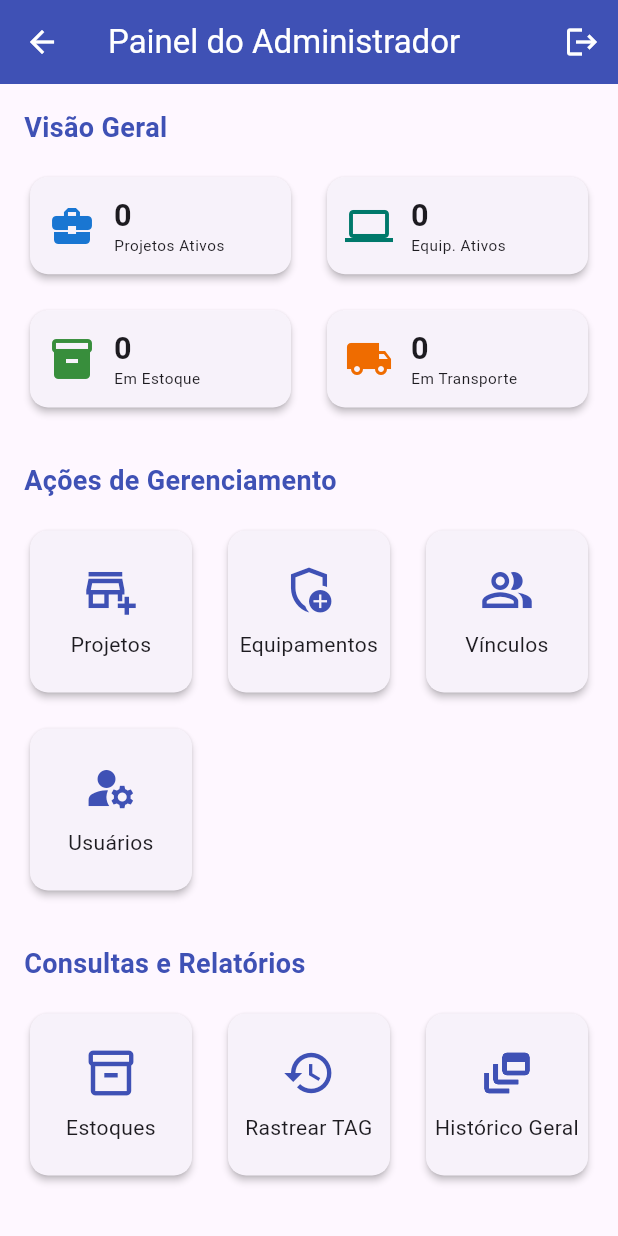
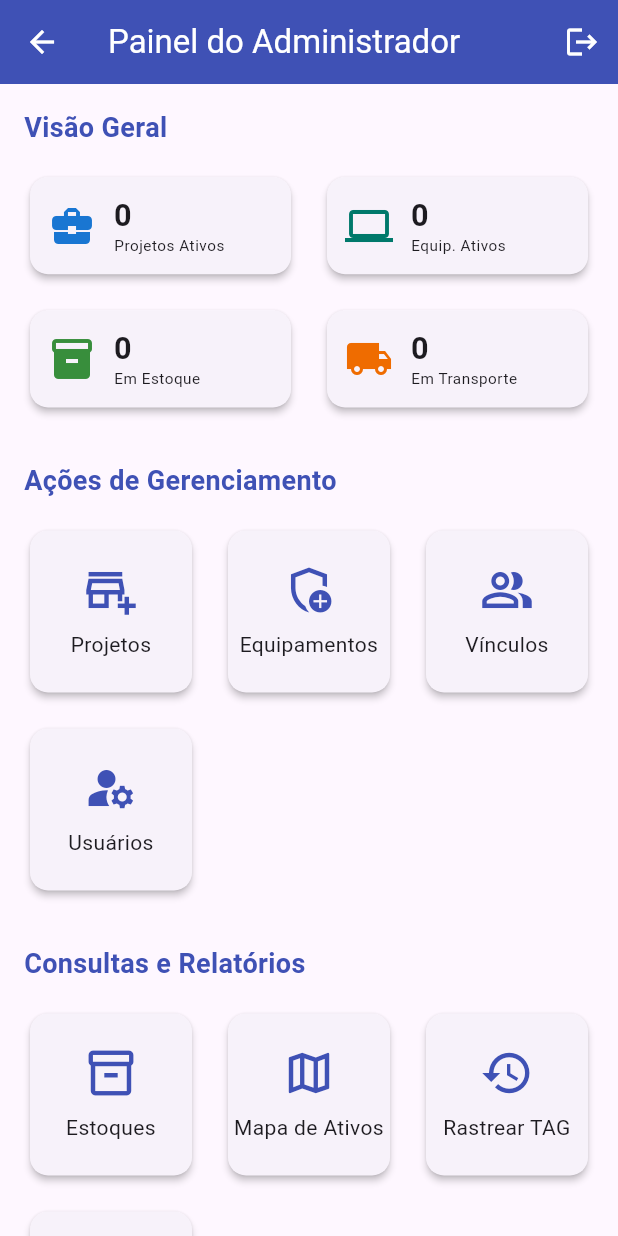
Before and after one commit to PHMA-PEDRO/QrTec, a Flutter app: the TelaAdminDashboard screen opened directly, on a phone screen of 412 x 824 dp. Run offline on Flutter 3.47's test engine with Material 3 defaults, Android fonts, the phone set to English and light mode, and no system bars; our stand-ins replace cloud_firestore, firebase_auth, firebase_core, firebase_storage, geocoding, geolocator and 8 more; missing offline and left inert: firebase_app_check, mobile_scanner; accounts and stored records are empty.

Commit message:
mapa de ativos

```diff
--- a/lib/telas/tela_admin_dashboard.dart
+++ b/lib/telas/tela_admin_dashboard.dart
@@ -10,6 +10,7 @@ import 'package:qrtec_final/telas/tela_gerenciar_vinculos.dart';
 import 'package:qrtec_final/telas/tela_historico_geral.dart';
 import 'package:qrtec_final/telas/tela_lista_projetos_admin.dart';
 import 'package:qrtec_final/telas/tela_login.dart';
+import 'package:qrtec_final/telas/tela_mapa_ativos.dart';
 
 class TelaAdminDashboard extends StatelessWidget {
   const TelaAdminDashboard({super.key});
@@ -39,49 +40,224 @@ class TelaAdminDashboard extends StatelessWidget {
     }
   }
 
-  void _navegarParaHistoricoFiltrado(BuildContext context, FiltroHistorico filtro) {
-    Navigator.push(context, MaterialPageRoute(builder: (context) => TelaHistoricoGeral(filtroInicial: filtro)));
+  void _navegarParaHistoricoFiltrado(
+    BuildContext context,
+    FiltroHistorico filtro,
+  ) {
+    Navigator.push(
+      context,
+      MaterialPageRoute(
+        builder: (context) => TelaHistoricoGeral(filtroInicial: filtro),
+      ),
+    );
   }
 
   @override
   Widget build(BuildContext context) {
     final firestore = FirebaseFirestore.instance;
     return Scaffold(
-      appBar: AppBar(title: const Text('Painel do Administrador'), backgroundColor: Colors.indigo, foregroundColor: Colors.white, actions: [IconButton(icon: const Icon(Icons.logout), tooltip: 'Sair', onPressed: () => _fazerLogout(context))]),
+      appBar: AppBar(
+        title: const Text('Painel do Administrador'),
+        backgroundColor: Colors.indigo,
+        foregroundColor: Colors.white,
+        actions: [
+          IconButton(
+            icon: const Icon(Icons.logout),
+            tooltip: 'Sair',
+            onPressed: () => _fazerLogout(context),
+          ),
+        ],
+      ),
       body: ListView(
         padding: const EdgeInsets.all(16.0),
         children: [
-          const Text('Visão Geral', style: TextStyle(fontSize: 18, fontWeight: FontWeight.bold, color: Colors.indigo)),
+          const Text(
+            'Visão Geral',
+            style: TextStyle(
+              fontSize: 18,
+              fontWeight: FontWeight.bold,
+              color: Colors.indigo,
+            ),
+          ),
           const SizedBox(height: 16),
           GridView.count(
-              crossAxisCount: 2, shrinkWrap: true, physics: const NeverScrollableScrollPhysics(), crossAxisSpacing: 16, mainAxisSpacing: 16, childAspectRatio: 2.5,
+            crossAxisCount: 2,
+            shrinkWrap: true,
+            physics: const NeverScrollableScrollPhysics(),
+            crossAxisSpacing: 16,
+            mainAxisSpacing: 16,
+            childAspectRatio: 2.5,
             children: [
-                DashboardStatCard(stream: firestore.collection('projetos').where('status', isEqualTo: 'ativo').snapshots(), icon: Icons.business_center, label: 'Projetos Ativos', color: Colors.blue.shade700),
-                DashboardStatCard(stream: firestore.collection('equipamentos').where('status_operacional', isEqualTo: 'Ativo').snapshots(), icon: Icons.computer, label: 'Equip. Ativos', color: Colors.teal.shade700),
-                InkWell(onTap: () => _navegarParaHistoricoFiltrado(context, FiltroHistorico.entradas), child: DashboardStatCard(stream: firestore.collection('estoque_atual').where('status', isEqualTo: 'Em Estoque').snapshots(), icon: Icons.inventory_2, label: 'Em Estoque', color: Colors.green.shade700)),
-                InkWell(onTap: () => _navegarParaHistoricoFiltrado(context, FiltroHistorico.saidas), child: DashboardStatCard(stream: firestore.collection('estoque_atual').where('status', isEqualTo: 'Em Transporte').snapshots(), icon: Icons.local_shipping, label: 'Em Transporte', color: Colors.orange.shade800)),
-              ]),
+              DashboardStatCard(
+                stream: firestore
+                    .collection('projetos')
+                    .where('status', isEqualTo: 'ativo')
+                    .snapshots(),
+                icon: Icons.business_center,
+                label: 'Projetos Ativos',
+                color: Colors.blue.shade700,
+              ),
+              DashboardStatCard(
+                stream: firestore
+                    .collection('equipamentos')
+                    .where('status_operacional', isEqualTo: 'Ativo')
+                    .snapshots(),
+                icon: Icons.computer,
+                label: 'Equip. Ativos',
+                color: Colors.teal.shade700,
+              ),
+              InkWell(
+                onTap: () => _navegarParaHistoricoFiltrado(
+                  context,
+                  FiltroHistorico.entradas,
+                ),
+                child: DashboardStatCard(
+                  stream: firestore
+                      .collection('estoque_atual')
+                      .where('status', isEqualTo: 'Em Estoque')
+                      .snapshots(),
+                  icon: Icons.inventory_2,
+                  label: 'Em Estoque',
+                  color: Colors.green.shade700,
+                ),
+              ),
+              InkWell(
+                onTap: () => _navegarParaHistoricoFiltrado(
+                  context,
+                  FiltroHistorico.saidas,
+                ),
+                child: DashboardStatCard(
+                  stream: firestore
+                      .collection('estoque_atual')
+                      .where('status', isEqualTo: 'Em Transporte')
+                      .snapshots(),
+                  icon: Icons.local_shipping,
+                  label: 'Em Transporte',
+                  color: Colors.orange.shade800,
+                ),
+              ),
+            ],
+          ),
           const SizedBox(height: 32),
-          const Text('Ações de Gerenciamento', style: TextStyle(fontSize: 18, fontWeight: FontWeight.bold, color: Colors.indigo)),
+          const Text(
+            'Ações de Gerenciamento',
+            style: TextStyle(
+              fontSize: 18,
+              fontWeight: FontWeight.bold,
+              color: Colors.indigo,
+            ),
+          ),
           const SizedBox(height: 16),
           GridView.count(
-              crossAxisCount: 3, shrinkWrap: true, physics: const NeverScrollableScrollPhysics(), crossAxisSpacing: 16, mainAxisSpacing: 16, childAspectRatio: 1,
+            crossAxisCount: 3,
+            shrinkWrap: true,
+            physics: const NeverScrollableScrollPhysics(),
+            crossAxisSpacing: 16,
+            mainAxisSpacing: 16,
+            childAspectRatio: 1,
             children: [
-                DashboardActionButton(icon: Icons.add_business_outlined, label: 'Projetos', onTap: () => Navigator.push(context, MaterialPageRoute(builder: (context) => const TelaCadastroProjeto()))),
-                DashboardActionButton(icon: Icons.add_moderator_outlined, label: 'Equipamentos', onTap: () => Navigator.push(context, MaterialPageRoute(builder: (context) => const TelaGerenciamentoEquipamentos()))),
-                DashboardActionButton(icon: Icons.people_alt_outlined, label: 'Vínculos', onTap: () => Navigator.push(context, MaterialPageRoute(builder: (context) => const TelaGerenciarVinculos()))),
-                DashboardActionButton(icon: Icons.manage_accounts, label: 'Usuários', onTap: () => Navigator.push(context, MaterialPageRoute(builder: (context) => const TelaGerenciarUsuarios()))),
-              ]),
+              DashboardActionButton(
+                icon: Icons.add_business_outlined,
+                label: 'Projetos',
+                onTap: () => Navigator.push(
+                  context,
+                  MaterialPageRoute(
+                    builder: (context) => const TelaCadastroProjeto(),
+                  ),
+                ),
+              ),
+              DashboardActionButton(
+                icon: Icons.add_moderator_outlined,
+                label: 'Equipamentos',
+                onTap: () => Navigator.push(
+                  context,
+                  MaterialPageRoute(
+                    builder: (context) => const TelaGerenciamentoEquipamentos(),
+                  ),
+                ),
+              ),
+              DashboardActionButton(
+                icon: Icons.people_alt_outlined,
+                label: 'Vínculos',
+                onTap: () => Navigator.push(
+                  context,
+                  MaterialPageRoute(
+                    builder: (context) => const TelaGerenciarVinculos(),
+                  ),
+                ),
+              ),
+              DashboardActionButton(
+                icon: Icons.manage_accounts,
+                label: 'Usuários',
+                onTap: () => Navigator.push(
+                  context,
+                  MaterialPageRoute(
+                    builder: (context) => const TelaGerenciarUsuarios(),
+                  ),
+                ),
+              ),
+            ],
+          ),
           const SizedBox(height: 32),
-          const Text('Consultas e Relatórios', style: TextStyle(fontSize: 18, fontWeight: FontWeight.bold, color: Colors.indigo)),
+          const Text(
+            'Consultas e Relatórios',
+            style: TextStyle(
+              fontSize: 18,
+              fontWeight: FontWeight.bold,
+              color: Colors.indigo,
+            ),
+          ),
           const SizedBox(height: 16),
           GridView.count(
-              crossAxisCount: 3, shrinkWrap: true, physics: const NeverScrollableScrollPhysics(), crossAxisSpacing: 16, mainAxisSpacing: 16, childAspectRatio: 1,
+            crossAxisCount: 3,
+            shrinkWrap: true,
+            physics: const NeverScrollableScrollPhysics(),
+            crossAxisSpacing: 16,
+            mainAxisSpacing: 16,
+            childAspectRatio: 1,
             children: [
-                DashboardActionButton(icon: Icons.inventory_2_outlined, label: 'Estoques', onTap: () => Navigator.push(context, MaterialPageRoute(builder: (context) => const TelaListaProjetosAdmin()))),
-                DashboardActionButton(icon: Icons.history_outlined, label: 'Rastrear TAG', onTap: () => Navigator.push(context, MaterialPageRoute(builder: (context) => const TelaBuscaHistorico()))),
-                DashboardActionButton(icon: Icons.dynamic_feed_outlined, label: 'Histórico Geral', onTap: () => Navigator.push(context, MaterialPageRoute(builder: (context) => const TelaHistoricoGeral()))),
-              ])
+              DashboardActionButton(
+                icon: Icons.inventory_2_outlined,
+                label: 'Estoques',
+                onTap: () => Navigator.push(
+                  context,
+                  MaterialPageRoute(
+                    builder: (context) => const TelaListaProjetosAdmin(),
+                  ),
+                ),
+              ),
+              DashboardActionButton(
+                icon: Icons.map_outlined,
+                label: 'Mapa de Ativos',
+                onTap: () => Navigator.push(
+                  context,
+                  MaterialPageRoute(
+                    builder: (context) => const TelaMapaAtivos(),
+                  ),
+                ),
+              ),
+              DashboardActionButton(
+                icon: Icons.history_outlined,
+                label: 'Rastrear TAG',
+                onTap: () => Navigator.push(
+                  context,
+                  MaterialPageRoute(
+                    builder: (context) => const TelaBuscaHistorico(),
+                  ),
+                ),
+              ),
+              DashboardActionButton(
+                icon: Icons.dynamic_feed_outlined,
+                label: 'Histórico Geral',
+                onTap: () => Navigator.push(
+                  context,
+                  MaterialPageRoute(
+                    builder: (context) => const TelaHistoricoGeral(),
+                  ),
+                ),
+              ),
+            ],
+          ),
         ],
       ),
     );
@@ -93,32 +269,64 @@ class DashboardStatCard extends StatelessWidget {
   final IconData icon;
   final String label;
   final Color color;
-  const DashboardStatCard({super.key, required this.stream, required this.icon, required this.label, required this.color});
+  const DashboardStatCard({
+    super.key,
+    required this.stream,
+    required this.icon,
+    required this.label,
+    required this.color,
+  });
   @override
   Widget build(BuildContext context) {
     return Card(
-        elevation: 2, shape: RoundedRectangleBorder(borderRadius: BorderRadius.circular(12)),
+      elevation: 2,
+      shape: RoundedRectangleBorder(borderRadius: BorderRadius.circular(12)),
       child: Padding(
         padding: const EdgeInsets.all(12.0),
         child: StreamBuilder<QuerySnapshot>(
           stream: stream,
           builder: (context, snapshot) {
-                  if (snapshot.connectionState == ConnectionState.waiting) return const Center(child: SizedBox(width: 20, height: 20, child: CircularProgressIndicator(strokeWidth: 2)));
+            if (snapshot.connectionState == ConnectionState.waiting)
+              return const Center(
+                child: SizedBox(
+                  width: 20,
+                  height: 20,
+                  child: CircularProgressIndicator(strokeWidth: 2),
+                ),
+              );
             if (!snapshot.hasData) return const Center(child: Text('...'));
             final int count = snapshot.data!.docs.length;
-                  return Row(children: [
+            return Row(
+              children: [
                 Icon(icon, size: 32, color: color),
                 const SizedBox(width: 12),
                 Expanded(
                   child: FittedBox(
                     fit: BoxFit.scaleDown,
                     alignment: Alignment.centerLeft,
-                            child: Column(mainAxisAlignment: MainAxisAlignment.center, crossAxisAlignment: CrossAxisAlignment.start, children: [
-                              Text(count.toString(), style: Theme.of(context).textTheme.headlineSmall?.copyWith(fontWeight: FontWeight.bold)),
-                              Text(label, style: Theme.of(context).textTheme.bodySmall)
-                            ])))
-                  ]);
-                })));
+                    child: Column(
+                      mainAxisAlignment: MainAxisAlignment.center,
+                      crossAxisAlignment: CrossAxisAlignment.start,
+                      children: [
+                        Text(
+                          count.toString(),
+                          style: Theme.of(context).textTheme.headlineSmall
+                              ?.copyWith(fontWeight: FontWeight.bold),
+                        ),
+                        Text(
+                          label,
+                          style: Theme.of(context).textTheme.bodySmall,
+                        ),
+                      ],
+                    ),
+                  ),
+                ),
+              ],
+            );
+          },
+        ),
+      ),
+    );
   }
 }
 
@@ -126,18 +334,29 @@ class DashboardActionButton extends StatelessWidget {
   final IconData icon;
   final String label;
   final VoidCallback onTap;
-  const DashboardActionButton({super.key, required this.icon, required this.label, required this.onTap});
+  const DashboardActionButton({
+    super.key,
+    required this.icon,
+    required this.label,
+    required this.onTap,
+  });
   @override
   Widget build(BuildContext context) {
     return Card(
-        elevation: 2, shape: RoundedRectangleBorder(borderRadius: BorderRadius.circular(12)),
+      elevation: 2,
+      shape: RoundedRectangleBorder(borderRadius: BorderRadius.circular(12)),
       child: InkWell(
         onTap: onTap,
         borderRadius: BorderRadius.circular(12),
-            child: Column(mainAxisAlignment: MainAxisAlignment.center, children: [
+        child: Column(
+          mainAxisAlignment: MainAxisAlignment.center,
+          children: [
             Icon(icon, size: 36, color: Colors.indigo),
             const SizedBox(height: 8),
-              Text(label, textAlign: TextAlign.center)
-            ])));
+            Text(label, textAlign: TextAlign.center),
+          ],
+        ),
+      ),
+    );
   }
 }
--- a/pubspec.yaml
+++ b/pubspec.yaml
@@ -55,6 +55,7 @@ dependencies:
   flutter_launcher_icons: ^0.14.4
   shimmer: ^3.0.0
   firebase_app_check: ^0.4.0
+  google_maps_flutter: ^2.13.1
 
 dev_dependencies:
   flutter_test:
```
Also changed, not shown: lib/telas/tela_mapa_ativos.dart (added, +81 -0 lines), pubspec.lock, 1 other file. Lines whose indentation alone changed are shown as unchanged.
